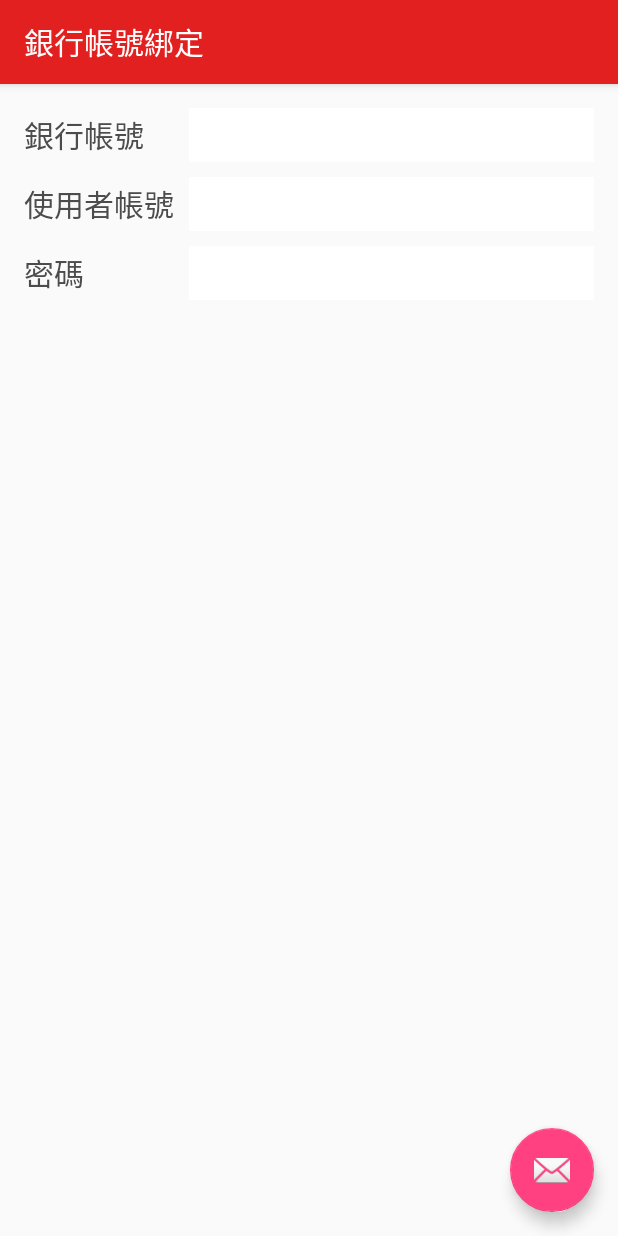
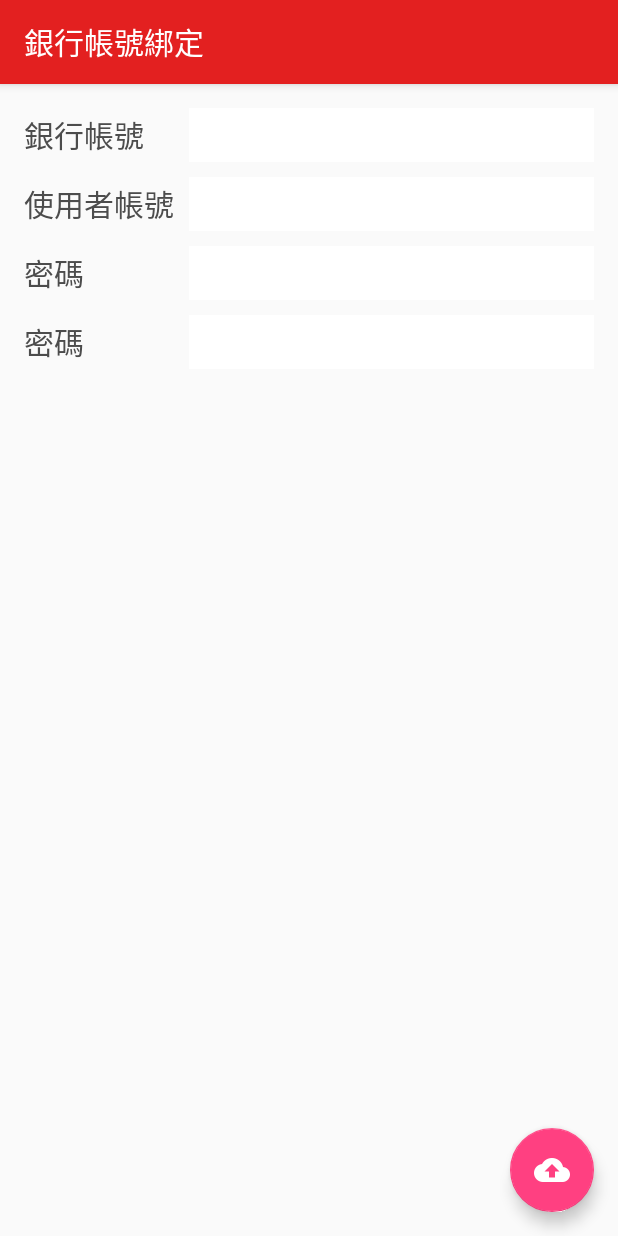
Before and after one commit to elvismetaphor/MyApplication3, an Android app: the ConnectAccountActivity screen opened directly, with no data from a screen before it, on a phone screen of 412 x 824 dp. Run offline under Robolectric (Android 15) with nearby library versions, the phone set to English and light mode, and no system bars.

Commit message:
Modify icons

```diff
--- a/app/src/main/res/layout/activity_connect_account.xml
+++ b/app/src/main/res/layout/activity_connect_account.xml
@@ -30,6 +30,6 @@
         android:layout_height="wrap_content"
         android:layout_gravity="bottom|end"
         android:layout_margin="@dimen/fab_margin"
-        app:srcCompat="@android:drawable/ic_dialog_email"/>
+        app:srcCompat="@drawable/ic_cloud_upload_white"/>
 
 </android.support.design.widget.CoordinatorLayout>
--- a/app/src/main/res/layout/content_connect_account.xml
+++ b/app/src/main/res/layout/content_connect_account.xml
@@ -96,4 +96,31 @@
 
     </LinearLayout>
 
+    <LinearLayout
+        android:layout_width="match_parent"
+        android:layout_height="36dp"
+        android:layout_marginBottom="10dp"
+        android:orientation="horizontal" >
+
+        <TextView
+            android:layout_width="100dp"
+            android:layout_height="match_parent"
+            android:gravity="center_vertical"
+            android:textColor="#4c4c4c"
+            android:textSize="20sp"
+            android:text="密碼" />
+
+        <EditText
+            android:layout_width="0dp"
+            android:layout_height="match_parent"
+            android:layout_weight="1"
+            android:layout_marginLeft="10dp"
+            android:padding="2dp"
+            android:textColor="#4c4c4c"
+            android:textSize="20sp"
+            android:id="@+id/password"
+            android:background="@android:color/white" />
+
+    </LinearLayout>
+
 </LinearLayout>
```
Also changed, not shown: app/src/main/res/drawable/card.png, app/src/main/res/drawable/card_infom.png (added), app/src/main/res/drawable/card_inform.png (deleted), app/src/main/res/drawable/exchange_icon.png, app/src/main/res/drawable/ic_cloud_upload_white.png (added), app/src/main/res/drawable/moenystatus.png (deleted), app/src/main/res/drawable/money.png, app/src/main/res/drawable/trans.png.
